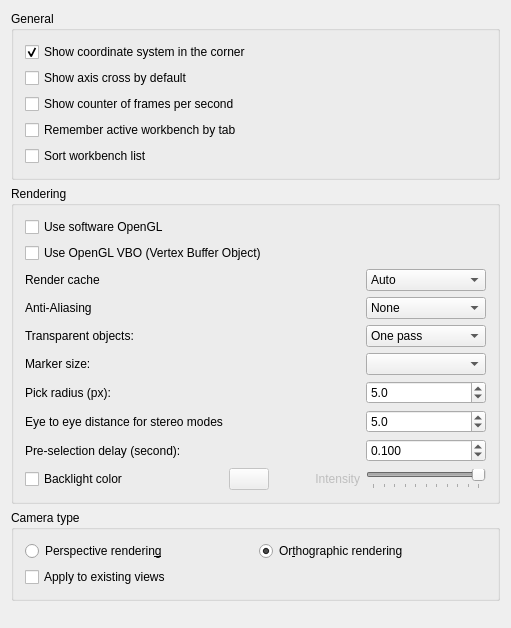
First picture: the form in src/Gui/DlgSettings3DView.ui, repository scottmudge/FreeCAD, before the edit.
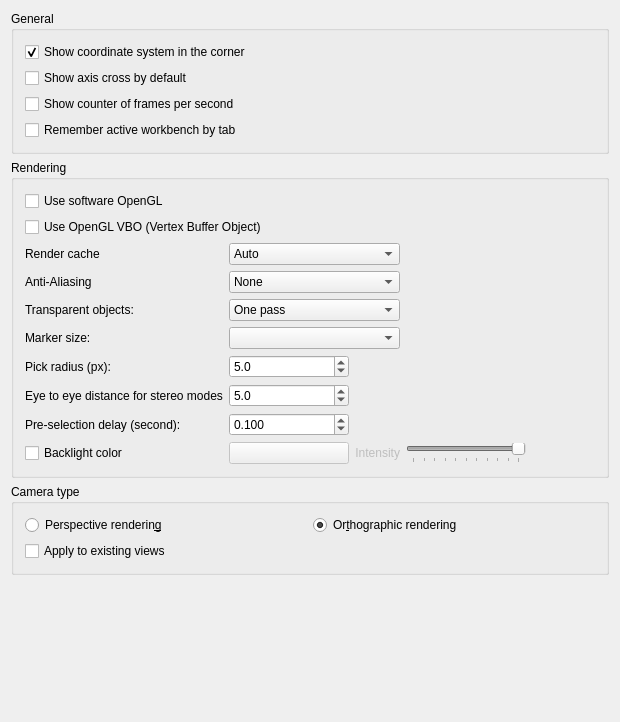
Second picture: the form after the edit. Custom widgets are drawn as their Qt base class.

Commit message:
Gui: change preference 3DView settings
To use PrefWidgets

```diff
--- a/src/Gui/DlgSettings3DView.ui
+++ b/src/Gui/DlgSettings3DView.ui
@@ -6,7 +6,8 @@
    <rect>
     <x>0</x>
     <y>0</y>
-    <width>563</width>
+    <width>620</width>
+    <height>722</height>
    </rect>
   </property>
   <property name="windowTitle">
@@ -95,19 +96,6 @@
         </property>
        </widget>
       </item>
-      <item>
-       <widget class="QCheckBox" name="CheckBox_SortWbList">
-        <property name="toolTip">
-         <string>If checked, workbench entries in the combo box will be sorted by their names</string>
-        </property>
-        <property name="text">
-         <string>Sort workbench list</string>
-        </property>
-        <property name="checked">
-         <bool>false</bool>
-        </property>
-       </widget>
-      </item>
      </layout>
     </widget>
    </item>
@@ -165,8 +153,58 @@
       </item>
       <item>
        <layout class="QGridLayout" name="gridLayout">
-        <item row="0" column="4">
-         <widget class="QComboBox" name="renderCache">
+        <item row="3" column="1" colspan="2">
+         <widget class="Gui::PrefComboBox" name="comboAliasing">
+          <property name="minimumSize">
+           <size>
+            <width>120</width>
+            <height>0</height>
+           </size>
+          </property>
+          <property name="toolTip">
+           <string>What kind of multisample anti-aliasing is used </string>
+          </property>
+          <property name="prefEntry" stdset="0">
+           <cstring>AntiAliasing</cstring>
+          </property>
+          <property name="prefPath" stdset="0">
+           <cstring>View</cstring>
+          </property>
+          <item>
+           <property name="text">
+            <string>None</string>
+           </property>
+          </item>
+          <item>
+           <property name="text">
+            <string>Line Smoothing</string>
+           </property>
+          </item>
+          <item>
+           <property name="text">
+            <string>MSAA 2x</string>
+           </property>
+          </item>
+          <item>
+           <property name="text">
+            <string>MSAA 4x</string>
+           </property>
+          </item>
+          <item>
+           <property name="text">
+            <string>MSAA 8x</string>
+           </property>
+          </item>
+         </widget>
+        </item>
+        <item row="0" column="1" colspan="2">
+         <widget class="Gui::PrefComboBox" name="renderCache">
+          <property name="sizePolicy">
+           <sizepolicy hsizetype="Minimum" vsizetype="Fixed">
+            <horstretch>0</horstretch>
+            <verstretch>0</verstretch>
+           </sizepolicy>
+          </property>
           <property name="minimumSize">
            <size>
             <width>120</width>
@@ -202,67 +240,6 @@
           </item>
          </widget>
         </item>
-        <item row="1" column="0">
-         <widget class="QLabel" name="aliasingLAbel">
-          <property name="text">
-           <string>Anti-Aliasing</string>
-          </property>
-         </widget>
-        </item>
-        <item row="1" column="4">
-         <widget class="Gui::PrefComboBox" name="comboAliasing">
-          <property name="minimumSize">
-           <size>
-            <width>120</width>
-            <height>0</height>
-           </size>
-          </property>
-          <property name="toolTip">
-           <string>What kind of multisample anti-aliasing is used </string>
-          </property>
-          <property name="prefEntry" stdset="0">
-           <cstring>AntiAliasing</cstring>
-          </property>
-          <property name="prefPath" stdset="0">
-           <cstring>View</cstring>
-          </property>
-          <item>
-           <property name="text">
-            <string>None</string>
-           </property>
-          </item>
-          <item>
-           <property name="text">
-            <string>Line Smoothing</string>
-           </property>
-          </item>
-          <item>
-           <property name="text">
-            <string>MSAA 2x</string>
-           </property>
-          </item>
-          <item>
-           <property name="text">
-            <string>MSAA 4x</string>
-           </property>
-          </item>
-          <item>
-           <property name="text">
-            <string>MSAA 8x</string>
-           </property>
-          </item>
-         </widget>
-        </item>
-        <item row="2" column="0">
-         <widget class="QLabel" name="transparentRenderLabel">
-          <property name="toolTip">
-           <string/>
-          </property>
-          <property name="text">
-           <string>Transparent objects:</string>
-          </property>
-         </widget>
-        </item>
         <item row="0" column="0">
          <widget class="QLabel" name="renderCacheLabel">
           <property name="text">
@@ -270,7 +247,140 @@
           </property>
          </widget>
         </item>
-        <item row="2" column="4">
+        <item row="4" column="0">
+         <widget class="QLabel" name="transparentRenderLabel">
+          <property name="toolTip">
+           <string/>
+          </property>
+          <property name="text">
+           <string>Transparent objects:</string>
+          </property>
+         </widget>
+        </item>
+        <item row="9" column="1">
+         <widget class="Gui::PrefColorButton" name="backlightColor">
+          <property name="enabled">
+           <bool>false</bool>
+          </property>
+          <property name="toolTip">
+           <string>Backlight color</string>
+          </property>
+          <property name="color" stdset="0">
+           <color>
+            <red>255</red>
+            <green>255</green>
+            <blue>255</blue>
+           </color>
+          </property>
+          <property name="prefEntry" stdset="0">
+           <cstring>BacklightColor</cstring>
+          </property>
+          <property name="prefPath" stdset="0">
+           <cstring>View</cstring>
+          </property>
+         </widget>
+        </item>
+        <item row="6" column="0">
+         <widget class="QLabel" name="spinPickRadiusLabel">
+          <property name="text">
+           <string>Pick radius (px):</string>
+          </property>
+         </widget>
+        </item>
+        <item row="7" column="0">
+         <widget class="QLabel" name="spinPreselectionDelayLabel">
+          <property name="text">
+           <string>Eye to eye distance for stereo modes</string>
+          </property>
+         </widget>
+        </item>
+        <item row="3" column="0">
+         <widget class="QLabel" name="aliasingLAbel">
+          <property name="text">
+           <string>Anti-Aliasing</string>
+          </property>
+         </widget>
+        </item>
+        <item row="8" column="0">
+         <widget class="QLabel" name="label">
+          <property name="text">
+           <string>Pre-selection delay (second):</string>
+          </property>
+         </widget>
+        </item>
+        <item row="9" column="0">
+         <widget class="Gui::PrefCheckBox" name="checkBoxBacklight">
+          <property name="toolTip">
+           <string>Backlight is enabled with the defined color</string>
+          </property>
+          <property name="text">
+           <string>Backlight color</string>
+          </property>
+          <property name="prefEntry" stdset="0">
+           <cstring>EnableBacklight</cstring>
+          </property>
+          <property name="prefPath" stdset="0">
+           <cstring>View</cstring>
+          </property>
+         </widget>
+        </item>
+        <item row="5" column="0">
+         <widget class="QLabel" name="markerSizeLabel">
+          <property name="toolTip">
+           <string/>
+          </property>
+          <property name="text">
+           <string>Marker size:</string>
+          </property>
+         </widget>
+        </item>
+        <item row="9" column="3">
+         <widget class="Gui::PrefSlider" name="sliderIntensity">
+          <property name="enabled">
+           <bool>false</bool>
+          </property>
+          <property name="sizePolicy">
+           <sizepolicy hsizetype="Fixed" vsizetype="Fixed">
+            <horstretch>0</horstretch>
+            <verstretch>0</verstretch>
+           </sizepolicy>
+          </property>
+          <property name="minimumSize">
+           <size>
+            <width>120</width>
+            <height>0</height>
+           </size>
+          </property>
+          <property name="toolTip">
+           <string>Intensity of the backlight</string>
+          </property>
+          <property name="maximum">
+           <number>100</number>
+          </property>
+          <property name="singleStep">
+           <number>1</number>
+          </property>
+          <property name="value">
+           <number>100</number>
+          </property>
+          <property name="orientation">
+           <enum>Qt::Horizontal</enum>
+          </property>
+          <property name="tickPosition">
+           <enum>QSlider::TicksBelow</enum>
+          </property>
+          <property name="tickInterval">
+           <number>10</number>
+          </property>
+          <property name="prefEntry" stdset="0">
+           <cstring>BacklightIntensity</cstring>
+          </property>
+          <property name="prefPath" stdset="0">
+           <cstring>View</cstring>
+          </property>
+         </widget>
+        </item>
+        <item row="4" column="1" colspan="2">
          <widget class="Gui::PrefComboBox" name="comboTransparentRender">
           <property name="minimumSize">
            <size>
@@ -299,37 +409,20 @@
           </item>
          </widget>
         </item>
-        <item row="3" column="0">
-         <widget class="QLabel" name="markerSizeLabel">
-          <property name="toolTip">
-           <string/>
+        <item row="9" column="4">
+         <spacer name="horizontalSpacer">
+          <property name="orientation">
+           <enum>Qt::Horizontal</enum>
           </property>
-          <property name="text">
-           <string>Marker size:</string>
-          </property>
-         </widget>
-        </item>
-        <item row="3" column="4">
-         <widget class="QComboBox" name="boxMarkerSize">
-          <property name="minimumSize">
+          <property name="sizeHint" stdset="0">
            <size>
-            <width>120</width>
-            <height>0</height>
+            <width>40</width>
+            <height>20</height>
            </size>
           </property>
-          <property name="toolTip">
-           <string>Size of vertices in the Sketcher workbench</string>
-          </property>
-         </widget>
+         </spacer>
         </item>
-        <item row="4" column="0">
-         <widget class="QLabel" name="spinPickRadiusLabel">
-          <property name="text">
-           <string>Pick radius (px):</string>
-          </property>
-         </widget>
-        </item>
-        <item row="4" column="4">
+        <item row="6" column="1">
          <widget class="Gui::PrefDoubleSpinBox" name="spinPickRadius">
           <property name="minimumSize">
            <size>
@@ -365,14 +458,7 @@
           </property>
          </widget>
         </item>
-        <item row="5" column="0">
-         <widget class="QLabel" name="spinPreselectionDelayLabel">
-          <property name="text">
-           <string>Eye to eye distance for stereo modes</string>
-          </property>
-         </widget>
-        </item>
-        <item row="5" column="4">
+        <item row="7" column="1">
          <widget class="Gui::PrefDoubleSpinBox" name="FloatSpinBox_EyeDistance">
           <property name="minimumSize">
            <size>
@@ -408,59 +494,48 @@
           </property>
          </widget>
         </item>
-        <item row="7" column="0">
-         <widget class="Gui::PrefCheckBox" name="checkBoxBacklight">
-          <property name="toolTip">
-           <string>Backlight is enabled with the defined color</string>
-          </property>
-          <property name="text">
-           <string>Backlight color</string>
-          </property>
-          <property name="prefEntry" stdset="0">
-           <cstring>EnableBacklight</cstring>
-          </property>
-          <property name="prefPath" stdset="0">
-           <cstring>View</cstring>
-          </property>
-         </widget>
-        </item>
-        <item row="7" column="1">
-         <widget class="Gui::PrefColorButton" name="backlightColor">
-          <property name="enabled">
-           <bool>false</bool>
-          </property>
-          <property name="toolTip">
-           <string>Backlight color</string>
-          </property>
-          <property name="color" stdset="0">
-           <color>
-            <red>255</red>
-            <green>255</green>
-            <blue>255</blue>
-           </color>
-          </property>
-          <property name="prefEntry" stdset="0">
-           <cstring>BacklightColor</cstring>
-          </property>
-          <property name="prefPath" stdset="0">
-           <cstring>View</cstring>
-          </property>
-         </widget>
-        </item>
-        <item row="7" column="2">
-         <spacer name="horizontalSpacer">
-          <property name="orientation">
-           <enum>Qt::Horizontal</enum>
-          </property>
-          <property name="sizeHint" stdset="0">
+        <item row="5" column="1" colspan="2">
+         <widget class="Gui::PrefComboBox" name="boxMarkerSize">
+          <property name="minimumSize">
            <size>
-            <width>40</width>
-            <height>20</height>
+            <width>120</width>
+            <height>0</height>
            </size>
           </property>
-         </spacer>
+          <property name="toolTip">
+           <string>Size of vertices in the Sketcher workbench</string>
+          </property>
+          <property name="prefPath" stdset="0">
+           <cstring>View</cstring>
+          </property>
+          <property name="prefEntry" stdset="0">
+           <cstring>MarkerSize</cstring>
+          </property>
+          <property name="prefType" stdset="0">
+           <number>0</number>
+          </property>
+         </widget>
         </item>
-        <item row="7" column="3">
+        <item row="8" column="1">
+         <widget class="Gui::PrefDoubleSpinBox" name="spinPreselectionDelay">
+          <property name="decimals">
+           <number>3</number>
+          </property>
+          <property name="singleStep">
+           <double>0.100000000000000</double>
+          </property>
+          <property name="value">
+           <double>0.100000000000000</double>
+          </property>
+          <property name="prefPath" stdset="0">
+           <cstring>View</cstring>
+          </property>
+          <property name="prefEntry" stdset="0">
+           <cstring>PreSelectionDelay</cstring>
+          </property>
+         </widget>
+        </item>
+        <item row="9" column="2">
          <widget class="QLabel" name="backlightLabel">
           <property name="enabled">
            <bool>false</bool>
@@ -476,78 +551,6 @@
           </property>
          </widget>
         </item>
-        <item row="7" column="4">
-         <widget class="Gui::PrefSlider" name="sliderIntensity">
-          <property name="enabled">
-           <bool>false</bool>
-          </property>
-          <property name="sizePolicy">
-           <sizepolicy hsizetype="Fixed" vsizetype="Fixed">
-            <horstretch>0</horstretch>
-            <verstretch>0</verstretch>
-           </sizepolicy>
-          </property>
-          <property name="minimumSize">
-           <size>
-            <width>120</width>
-            <height>0</height>
-           </size>
-          </property>
-          <property name="toolTip">
-           <string>Intensity of the backlight</string>
-          </property>
-          <property name="maximum">
-           <number>100</number>
-          </property>
-          <property name="singleStep">
-           <number>1</number>
-          </property>
-          <property name="value">
-           <number>100</number>
-          </property>
-          <property name="orientation">
-           <enum>Qt::Horizontal</enum>
-          </property>
-          <property name="tickPosition">
-           <enum>QSlider::TicksBelow</enum>
-          </property>
-          <property name="tickInterval">
-           <number>10</number>
-          </property>
-          <property name="prefEntry" stdset="0">
-           <cstring>BacklightIntensity</cstring>
-          </property>
-          <property name="prefPath" stdset="0">
-           <cstring>View</cstring>
-          </property>
-         </widget>
-        </item>
-        <item row="6" column="0">
-         <widget class="QLabel" name="label">
-          <property name="text">
-           <string>Pre-selection delay (second):</string>
-          </property>
-         </widget>
-        </item>
-        <item row="6" column="4">
-         <widget class="Gui::PrefDoubleSpinBox" name="spinPreselectionDelay">
-          <property name="decimals">
-           <number>3</number>
-          </property>
-          <property name="singleStep">
-           <double>0.100000000000000</double>
-          </property>
-          <property name="value">
-           <double>0.100000000000000</double>
-          </property>
-          <property name="prefPath" stdset="0">
-           <cstring>View</cstring>
-          </property>
-          <property name="prefEntry" stdset="0">
-           <cstring>PreSelectionDelay</cstring>
-          </property>
-         </widget>
-        </item>
        </layout>
       </item>
      </layout>
@@ -638,6 +641,16 @@
    <extends>QCheckBox</extends>
    <header>Gui/PrefWidgets.h</header>
   </customwidget>
+  <customwidget>
+   <class>Gui::PrefSpinBox</class>
+   <extends>QSpinBox</extends>
+   <header>Gui/PrefWidgets.h</header>
+  </customwidget>
+  <customwidget>
+   <class>Gui::PrefComboBox</class>
+   <extends>QComboBox</extends>
+   <header>Gui/PrefWidgets.h</header>
+  </customwidget>
   <customwidget>
    <class>Gui::ColorButton</class>
    <extends>QPushButton</extends>
@@ -648,11 +661,6 @@
    <extends>QRadioButton</extends>
    <header>Gui/PrefWidgets.h</header>
   </customwidget>
-  <customwidget>
-   <class>Gui::PrefComboBox</class>
-   <extends>QComboBox</extends>
-   <header>Gui/PrefWidgets.h</header>
-  </customwidget>
   <customwidget>
    <class>Gui::PrefColorButton</class>
    <extends>Gui::ColorButton</extends>
```
Left out of the diff: 55 changed lines with no effect on the pictures. The commit also changes 1 other file.
